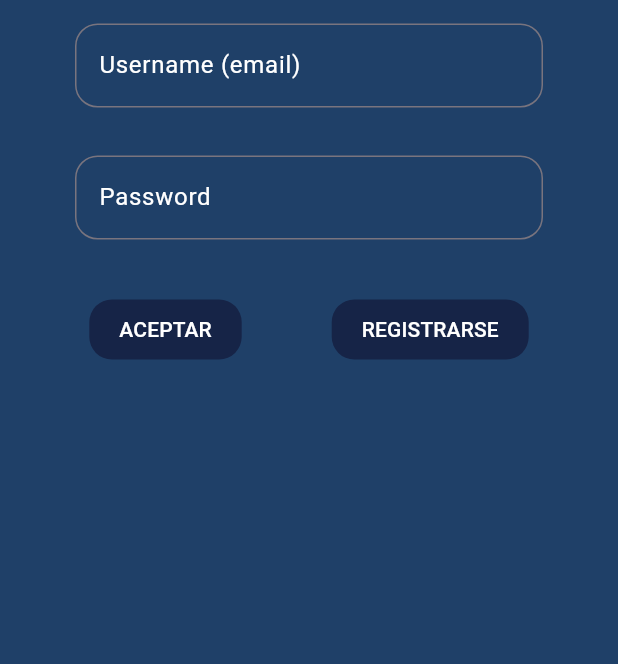
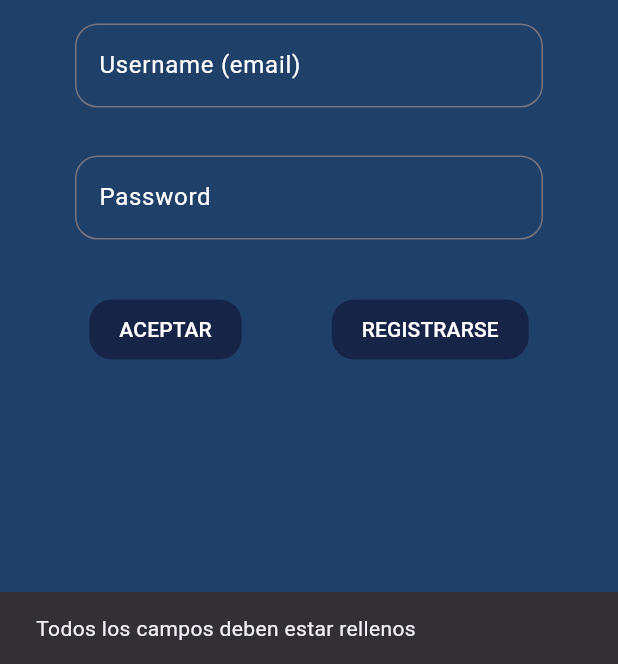
Before and after one commit to marcomar31/ExamenPMDM_PSP_MMartinez_1EV, a Flutter app: the screen it shows after launch, after a tap on "ACEPTAR", on a phone screen of 412 x 824 dp, the part 572-1236 px from its top. Run offline on Flutter 3.47's test engine with Material 3 defaults, Android fonts, the phone set to English and light mode, and no system bars; our stand-ins replace firebase_auth, firebase_core; accounts and stored records are empty; generated files the repository leaves out were written again.

Commit message:
PMDM: P3) He utilizado la clase FirebaseAdmin mediante el DataHolder, para validar el registro de un nuevo usuario, y el login. Al registrarse o loggearse un usuario exitosamente, se le redirigirá al HomeView.

```diff
--- a/lib/MyApp.dart
+++ b/lib/MyApp.dart
@@ -1,5 +1,6 @@
 import 'package:flutter/material.dart';
 
+import 'Main/HomeView.dart';
 import 'OnBoarding/LoginView.dart';
 import 'OnBoarding/RegisterView.dart';
 import 'OnBoarding/SplashView.dart';
@@ -9,11 +10,12 @@ class MyApp extends StatelessWidget {
 
   @override
   Widget build(BuildContext context) {
-    return MaterialApp(title: "KytY Miau Web!",
+    return MaterialApp(title: "Examen Marco 1Ev",
       routes: {
         '/splash_view': (context) => const SplashView(),
         '/login_view': (context) => LoginView(),
         '/register_view': (context) => RegisterView(),
+        '/home_view': (context) => const HomeView(),
       },
       initialRoute: '/splash_view',
     );
--- a/lib/OnBoarding/LoginView.dart
+++ b/lib/OnBoarding/LoginView.dart
@@ -2,6 +2,7 @@ import 'package:flutter/material.dart';
 
 import '../CustomViews/ButtonTextCustomizado.dart';
 import '../CustomViews/EditTextCustomizado.dart';
+import '../Singletone/DataHolder.dart';
 
 class LoginView extends StatelessWidget {
   LoginView({super.key});
@@ -17,8 +18,24 @@ class LoginView extends StatelessWidget {
   }
 
   void onPressedAceptar() async {
+    if (tecUsername.text.isNotEmpty && tecPassword.text.isNotEmpty) {
+      if (tecUsername.text.contains("@")) {
+        bool loginExitoso = await DataHolder().fbAdmin.logInUsuario(tecUsername.text.toLowerCase(), tecPassword.text);
 
+        if (loginExitoso) {
+          ScaffoldMessenger.of(_context).showSnackBar(const SnackBar(content: Text("Ha iniciado sesión exitosamente")));
+          Navigator.of(_context).popAndPushNamed("/home_view");
+        } else {
+          ScaffoldMessenger.of(_context).showSnackBar(const SnackBar(content: Text("Inicio de sesión fallido. Verifique sus credenciales")));
+        }
+      } else {
+        ScaffoldMessenger.of(_context).showSnackBar(const SnackBar(content: Text("El email debe contener un \"@\"")));
+      }
+    } else {
+      ScaffoldMessenger.of(_context).showSnackBar(const SnackBar(content: Text("Todos los campos deben estar rellenos")));
+    }
   }
+
 
   @override
   Widget build(BuildContext context) {
```
Also changed, not shown: lib/Main/HomeView.dart (added, +19 -0 lines), lib/OnBoarding/RegisterView.dart (+17 -1 lines), lib/Singletone/FirebaseAdmin.dart (+6 -4 lines).
